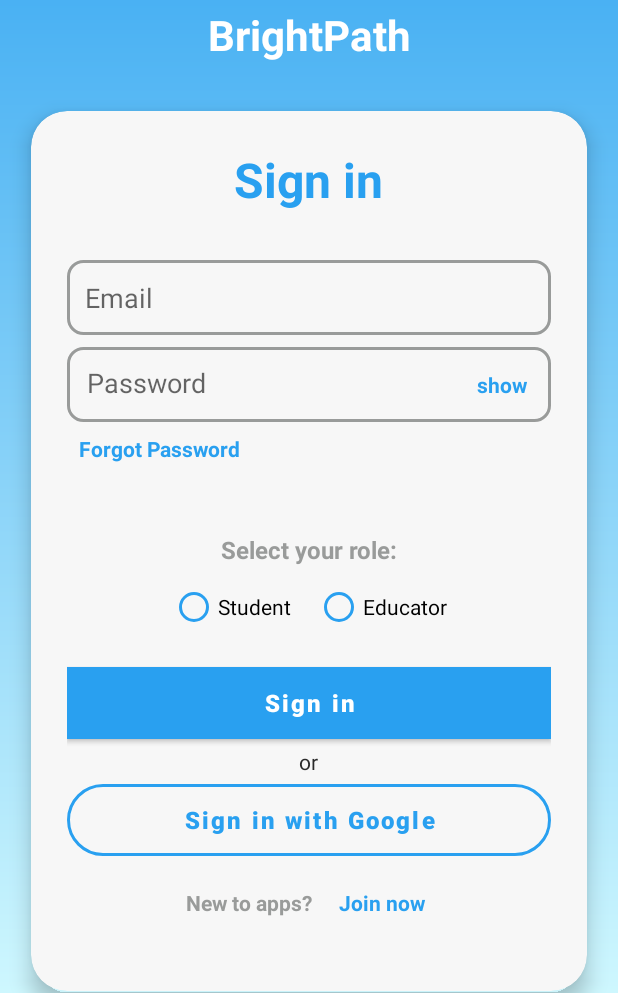
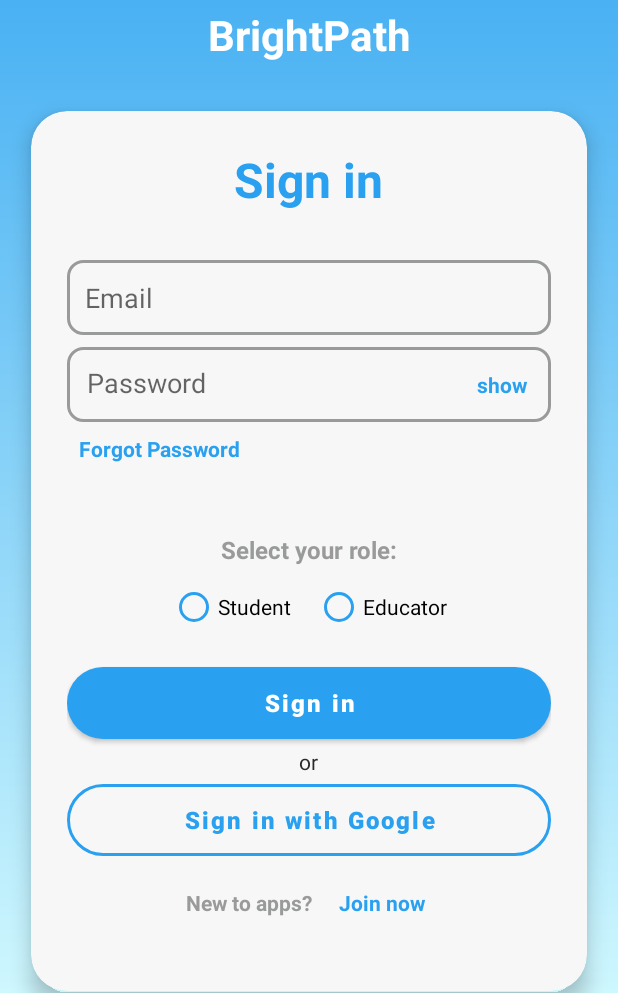
Before and after one commit to Aousss/BrainPath, an Android app: the SignInActivity screen opened directly, with no data from a screen before it, on a phone screen of 412 x 824 dp, the part 243-1236 px from its top. Run offline under Robolectric (Android 15) with nearby library versions, the phone set to English and light mode, and no system bars; our stand-ins replace Firebase (no records; nobody signed in at launch, a user with empty details on screens opened directly).

```diff
--- a/app/src/main/java/com/example/brainpath/ui/profile/SignInActivity.java
+++ b/app/src/main/java/com/example/brainpath/ui/profile/SignInActivity.java
@@ -120,9 +120,6 @@
                 startActivity(intent);
             }
         });
-
-        // Set Gradient for Login Button
-        loginBtn.setBackground(ContextCompat.getDrawable(this, R.drawable.blue_gradient));
     }
 
     // Handle Firebase Email and Password Login
```
